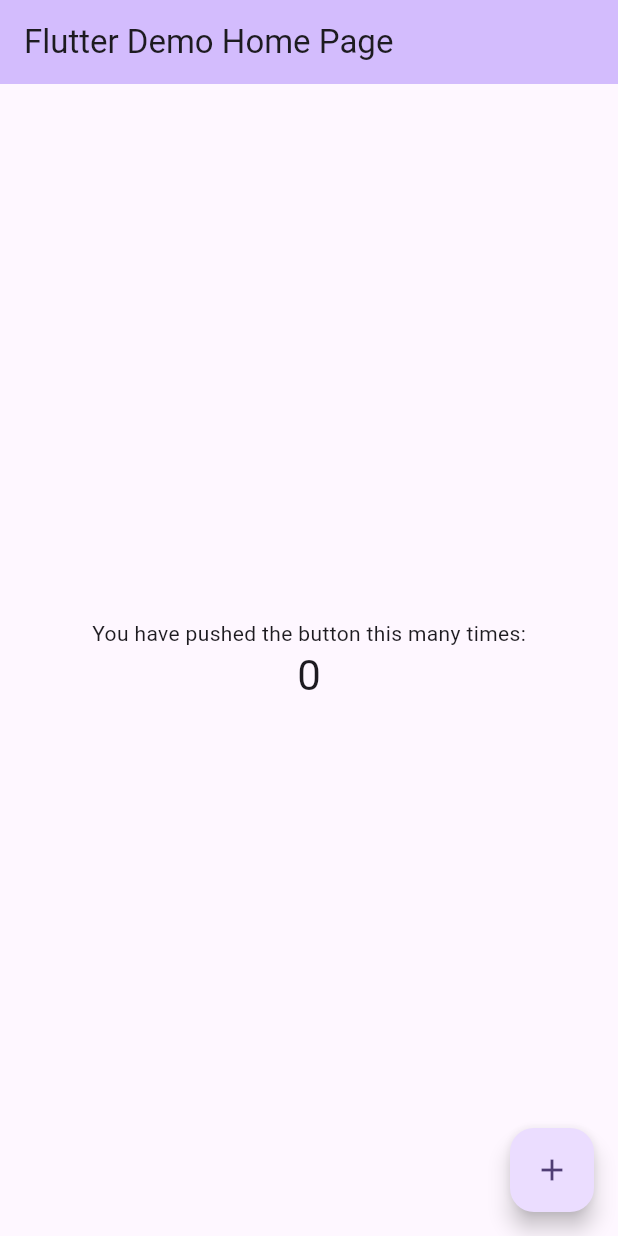
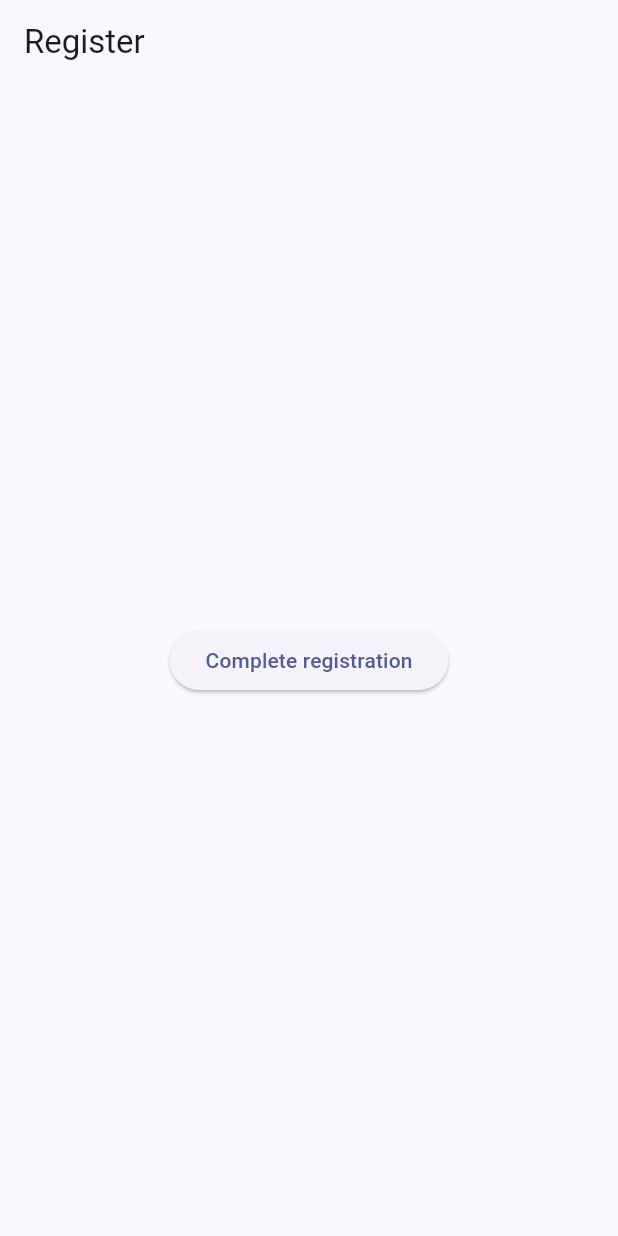
Before and after one commit to chalharu/gpg-bridge, a Flutter app: the screen it shows after launch, on a phone screen of 412 x 824 dp. Run offline on Flutter 3.47's test engine with Material 3 defaults, Android fonts, the phone set to English and light mode, and no system bars; our stand-ins replace flutter_riverpod, go_router, riverpod_annotation; generated files the repository leaves out were written again.

Commit message:
feat(mobile): add riverpod state and go_router guard setup

```diff
--- /dev/null
+++ b/mobile/build.yaml
@@ -0,0 +1,6 @@
+targets:
+  $default:
+    builders:
+      riverpod_generator:
+        options:
+          provider_name_prefix: ""
--- a/mobile/lib/main.dart
+++ b/mobile/lib/main.dart
@@ -1,122 +1,25 @@
 import 'package:flutter/material.dart';
+import 'package:flutter_riverpod/flutter_riverpod.dart';
+
+import 'router/app_router.dart';
 
 void main() {
-  runApp(const MyApp());
+  runApp(const ProviderScope(child: GpgBridgeApp()));
 }
 
-class MyApp extends StatelessWidget {
-  const MyApp({super.key});
+class GpgBridgeApp extends ConsumerWidget {
+  const GpgBridgeApp({super.key});
 
-  // This widget is the root of your application.
   @override
-  Widget build(BuildContext context) {
-    return MaterialApp(
-      title: 'Flutter Demo',
+  Widget build(BuildContext context, WidgetRef ref) {
+    final router = ref.watch(appRouterProvider);
+
+    return MaterialApp.router(
+      title: 'GPG Bridge',
       theme: ThemeData(
-        // This is the theme of your application.
-        //
-        // TRY THIS: Try running your application with "flutter run". You'll see
-        // the application has a purple toolbar. Then, without quitting the app,
-        // try changing the seedColor in the colorScheme below to Colors.green
-        // and then invoke "hot reload" (save your changes or press the "hot
-        // reload" button in a Flutter-supported IDE, or press "r" if you used
-        // the command line to start the app).
-        //
-        // Notice that the counter didn't reset back to zero; the application
-        // state is not lost during the reload. To reset the state, use hot
-        // restart instead.
-        //
-        // This works for code too, not just values: Most code changes can be
-        // tested with just a hot reload.
-        colorScheme: .fromSeed(seedColor: Colors.deepPurple),
+        colorScheme: ColorScheme.fromSeed(seedColor: Colors.indigo),
       ),
-      home: const MyHomePage(title: 'Flutter Demo Home Page'),
+      routerConfig: router,
     );
   }
 }
-
-class MyHomePage extends StatefulWidget {
-  const MyHomePage({super.key, required this.title});
-
-  // This widget is the home page of your application. It is stateful, meaning
-  // that it has a State object (defined below) that contains fields that affect
-  // how it looks.
-
-  // This class is the configuration for the state. It holds the values (in this
-  // case the title) provided by the parent (in this case the App widget) and
-  // used by the build method of the State. Fields in a Widget subclass are
-  // always marked "final".
-
-  final String title;
-
-  @override
-  State<MyHomePage> createState() => _MyHomePageState();
-}
-
-class _MyHomePageState extends State<MyHomePage> {
-  int _counter = 0;
-
-  void _incrementCounter() {
-    setState(() {
-      // This call to setState tells the Flutter framework that something has
-      // changed in this State, which causes it to rerun the build method below
-      // so that the display can reflect the updated values. If we changed
-      // _counter without calling setState(), then the build method would not be
-      // called again, and so nothing would appear to happen.
-      _counter++;
-    });
-  }
-
-  @override
-  Widget build(BuildContext context) {
-    // This method is rerun every time setState is called, for instance as done
-    // by the _incrementCounter method above.
-    //
-    // The Flutter framework has been optimized to make rerunning build methods
-    // fast, so that you can just rebuild anything that needs updating rather
-    // than having to individually change instances of widgets.
-    return Scaffold(
-      appBar: AppBar(
-        // TRY THIS: Try changing the color here to a specific color (to
-        // Colors.amber, perhaps?) and trigger a hot reload to see the AppBar
-        // change color while the other colors stay the same.
-        backgroundColor: Theme.of(context).colorScheme.inversePrimary,
-        // Here we take the value from the MyHomePage object that was created by
-        // the App.build method, and use it to set our appbar title.
-        title: Text(widget.title),
-      ),
-      body: Center(
-        // Center is a layout widget. It takes a single child and positions it
-        // in the middle of the parent.
-        child: Column(
-          // Column is also a layout widget. It takes a list of children and
-          // arranges them vertically. By default, it sizes itself to fit its
-          // children horizontally, and tries to be as tall as its parent.
-          //
-          // Column has various properties to control how it sizes itself and
-          // how it positions its children. Here we use mainAxisAlignment to
-          // center the children vertically; the main axis here is the vertical
-          // axis because Columns are vertical (the cross axis would be
-          // horizontal).
-          //
-          // TRY THIS: Invoke "debug painting" (choose the "Toggle Debug Paint"
-          // action in the IDE, or press "p" in the console), to see the
-          // wireframe for each widget.
-          mainAxisAlignment: .center,
-          children: [
-            const Text('You have pushed the button this many times:'),
-            Text(
-              '$_counter',
-              style: Theme.of(context).textTheme.headlineMedium,
-            ),
-          ],
-        ),
-      ),
-      floatingActionButton: FloatingActionButton(
-        onPressed: _incrementCounter,
-        tooltip: 'Increment',
-        child: const Icon(Icons.add),
-      ),
-    );
-  }
-}
--- /dev/null
+++ b/mobile/lib/router/app_router.dart
@@ -0,0 +1,91 @@
+import 'package:flutter/material.dart';
+import 'package:flutter_riverpod/flutter_riverpod.dart';
+import 'package:go_router/go_router.dart';
+import 'package:riverpod_annotation/riverpod_annotation.dart';
+
+import '../state/auth_state.dart';
+
+part 'app_router.g.dart';
+
+@riverpod
+GoRouter appRouter(Ref ref) {
+  return GoRouter(
+    initialLocation: '/register',
+    routes: [
+      GoRoute(
+        path: '/register',
+        builder: (context, state) => const RegisterPage(),
+      ),
+      GoRoute(path: '/', builder: (context, state) => const HomePage()),
+    ],
+    redirect: (context, state) {
+      final isRegistered = ref.read(authStateProvider);
+      final inRegister = state.matchedLocation == '/register';
+
+      if (!isRegistered && !inRegister) {
+        return '/register';
+      }
+
+      if (isRegistered && inRegister) {
+        return '/';
+      }
+
+      return null;
+    },
+    refreshListenable: _RouterRefreshListenable(ref),
+  );
+}
+
+class _RouterRefreshListenable extends ChangeNotifier {
+  _RouterRefreshListenable(this.ref) {
+    _subscription = ref.listen<bool>(
+      authStateProvider,
+      (_, next) => notifyListeners(),
+    );
+  }
+
+  final Ref ref;
+  late final ProviderSubscription<bool> _subscription;
+
+  @override
+  void dispose() {
+    _subscription.close();
+    super.dispose();
+  }
+}
+
+class RegisterPage extends ConsumerWidget {
+  const RegisterPage({super.key});
+
+  @override
+  Widget build(BuildContext context, WidgetRef ref) {
+    return Scaffold(
+      appBar: AppBar(title: const Text('Register')),
+      body: Center(
+        child: ElevatedButton(
+          onPressed: () =>
+              ref.read(authStateProvider.notifier).setRegistered(true),
+          child: const Text('Complete registration'),
+        ),
+      ),
+    );
+  }
+}
+
+class HomePage extends ConsumerWidget {
+  const HomePage({super.key});
+
+  @override
+  Widget build(BuildContext context, WidgetRef ref) {
+    return Scaffold(
+      appBar: AppBar(title: const Text('Home')),
+      body: Center(
+        child: ElevatedButton(
+          onPressed: () =>
+              ref.read(authStateProvider.notifier).setRegistered(false),
+          child: const Text('Reset registration'),
+        ),
+      ),
+    );
+  }
+}
--- a/mobile/pubspec.yaml
+++ b/mobile/pubspec.yaml
@@ -30,6 +30,9 @@ environment:
 dependencies:
   flutter:
     sdk: flutter
+  flutter_riverpod: ^2.6.1
+  riverpod_annotation: ^2.6.1
+  go_router: ^15.1.3
 
   # The following adds the Cupertino Icons font to your application.
   # Use with the CupertinoIcons class for iOS style icons.
@@ -38,6 +41,8 @@ dependencies:
 dev_dependencies:
   flutter_test:
     sdk: flutter
+  build_runner: ^2.5.4
+  riverpod_generator: ^2.6.5
 
   # The "flutter_lints" package below contains a set of recommended lints to
   # encourage good coding practices. The lint set provided by the package is
```
Also changed, not shown: mobile/lib/state/auth_state.dart (added, +13 -0 lines), mobile/lib/router/app_router.g.dart (added), mobile/lib/state/auth_state.g.dart (added), mobile/pubspec.lock, 1 other file.
